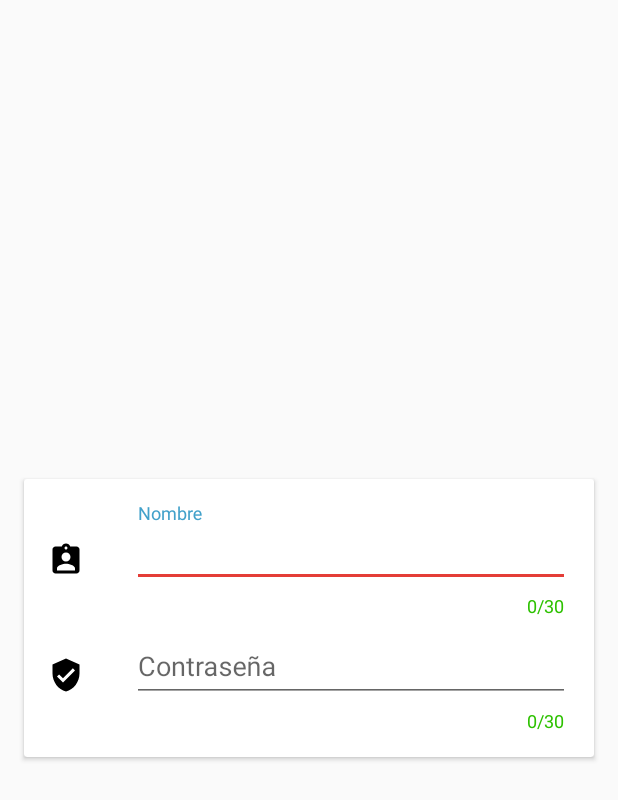
After one commit to MarcoCaballero/DesignMaterial, an Android app: the layout content_login.xml on its own in the app's theme, with its tools: preview values and no code run, on a phone screen of 412 x 824 dp. The commit adds this screen. Shown: the top 800 px of the screen. Run offline under Robolectric (Android 15) with nearby library versions, the phone set to English and light mode, and no system bars.

Commit message:
Implementado login y salto a Main

```diff
--- a/app/src/main/java/miliziandevelopers/mydesignmaterial/CardContentFragment.java
+++ b/app/src/main/java/miliziandevelopers/mydesignmaterial/CardContentFragment.java
@@ -168,6 +168,8 @@ public class CardContentFragment extends Fragment {
             ((MainActivity) getActivity()).reappearFloatingButton(this);
 
 
+
+
             // If we are becoming invisible, then...
             if (!isVisibleToUser) {
 
--- a/app/src/main/java/miliziandevelopers/mydesignmaterial/ListContentFragment.java
+++ b/app/src/main/java/miliziandevelopers/mydesignmaterial/ListContentFragment.java
@@ -38,6 +38,7 @@ public class ListContentFragment extends Fragment {
         recyclerView.setAdapter(adapter);
         recyclerView.setHasFixedSize(true);
         recyclerView.setLayoutManager(new LinearLayoutManager(getActivity()));
+
         return recyclerView;
     }
 
--- a/app/src/main/java/miliziandevelopers/mydesignmaterial/TileContentFragment.java
+++ b/app/src/main/java/miliziandevelopers/mydesignmaterial/TileContentFragment.java
@@ -40,6 +40,7 @@ public class TileContentFragment extends Fragment {
         int tilePadding = getResources().getDimensionPixelSize(R.dimen.tile_padding);
         recyclerView.setPadding(tilePadding, tilePadding, tilePadding, tilePadding);
         recyclerView.setLayoutManager(new GridLayoutManager(getActivity(), 2));
+
         return recyclerView;
     }
 
--- /dev/null
+++ b/app/src/main/res/drawable/ic_assignment_ind_black_24dp.xml
@@ -0,0 +1,9 @@
+<vector xmlns:android="http://schemas.android.com/apk/res/android"
+        android:width="24dp"
+        android:height="24dp"
+        android:viewportWidth="24.0"
+        android:viewportHeight="24.0">
+    <path
+        android:fillColor="#FF000000"
+        android:pathData="M19,3h-4.18C14.4,1.84 13.3,1 12,1c-1.3,0 -2.4,0.84 -2.82,2L5,3c-1.1,0 -2,0.9 -2,2v14c0,1.1 0.9,2 2,2h14c1.1,0 2,-0.9 2,-2L21,5c0,-1.1 -0.9,-2 -2,-2zM12,3c0.55,0 1,0.45 1,1s-0.45,1 -1,1 -1,-0.45 -1,-1 0.45,-1 1,-1zM12,7c1.66,0 3,1.34 3,3s-1.34,3 -3,3 -3,-1.34 -3,-3 1.34,-3 3,-3zM18,19L6,19v-1.4c0,-2 4,-3.1 6,-3.1s6,1.1 6,3.1L18,19z"/>
+</vector>
--- /dev/null
+++ b/app/src/main/res/drawable/ic_verified_user_black_24dp.xml
@@ -0,0 +1,9 @@
+<vector xmlns:android="http://schemas.android.com/apk/res/android"
+        android:width="24dp"
+        android:height="24dp"
+        android:viewportWidth="24.0"
+        android:viewportHeight="24.0">
+    <path
+        android:fillColor="#FF000000"
+        android:pathData="M12,1L3,5v6c0,5.55 3.84,10.74 9,12 5.16,-1.26 9,-6.45 9,-12L21,5l-9,-4zM10,17l-4,-4 1.41,-1.41L10,14.17l6.59,-6.59L18,9l-8,8z"/>
+</vector>
--- /dev/null
+++ b/app/src/main/res/layout/content_login.xml
@@ -0,0 +1,132 @@
+<?xml version="1.0" encoding="utf-8"?>
+
+<ScrollView xmlns:android="http://schemas.android.com/apk/res/android"
+    android:scrollbars="vertical"
+    android:layout_height="fill_parent"
+    android:layout_width="fill_parent">
+        <android.support.v7.widget.CardView xmlns:android="http://schemas.android.com/apk/res/android"
+            xmlns:app="http://schemas.android.com/apk/res-auto"
+            xmlns:tools="http://schemas.android.com/tools"
+            android:id="@+id/card_viewLogin"
+            android:layout_width="wrap_content"
+            android:layout_height="@dimen/card_image_height_login"
+            android:layout_gravity="center"
+
+            android:layout_marginTop="@dimen/md_keylines"
+            android:layout_marginBottom="@dimen/md_keylines"
+            android:layout_marginLeft="@dimen/md_keylines"
+            android:layout_marginRight="@dimen/md_keylines"
+            android:foreground="?attr/selectableItemBackground">
+            <RelativeLayout xmlns:android="http://schemas.android.com/apk/res/android"
+                xmlns:app="http://schemas.android.com/apk/res-auto"
+                xmlns:tools="http://schemas.android.com/tools"
+                android:id="@+id/content_login"
+                android:layout_width="match_parent"
+                android:layout_height="match_parent"
+                android:paddingBottom="@dimen/activity_vertical_margin"
+                android:paddingLeft="@dimen/activity_horizontal_margin"
+                android:paddingRight="@dimen/activity_horizontal_margin"
+                android:paddingTop="@dimen/activity_vertical_margin"
+                app:layout_behavior="@string/appbar_scrolling_view_behavior"
+                tools:context="miliziandevelopers.mydesignmaterial.LoginActivity"
+                tools:showIn="@layout/activity_login">
+
+
+                <LinearLayout
+                    android:id="@+id/area_nombre"
+                    android:layout_width="match_parent"
+                    android:layout_height="wrap_content"
+                    android:layout_alignParentTop="true"
+                    android:orientation="horizontal">
+
+
+
+                    <ImageView
+                        android:id="@+id/img_cliente"
+                        android:layout_width="wrap_content"
+                        android:layout_height="wrap_content"
+                        android:layout_gravity="center_vertical"
+                        android:src="@drawable/ic_assignment_ind_black_24dp" />
+
+                    <android.support.design.widget.TextInputLayout
+                        android:id="@+id/til_nombre"
+                        android:layout_width="match_parent"
+                        android:layout_height="wrap_content"
+                        android:layout_marginLeft="32dp"
+                        android:orientation="horizontal"
+
+                        app:counterEnabled="true"
+                        app:counterMaxLength="30"
+                        app:counterOverflowTextAppearance="@style/CounterOverFlow"
+                        app:counterTextAppearance="@style/Counter"
+                        app:hintTextAppearance="@style/Hint"
+                        app:errorEnabled="true">
+
+                        <EditText
+                            android:id="@+id/campo_nombre"
+                            android:layout_width="match_parent"
+                            android:layout_height="wrap_content"
+                            android:ems="10"
+                            android:hint="@string/hint_nombre"
+                            android:inputType="text"
+                            android:maxLines="1" />
+                    </android.support.design.widget.TextInputLayout>
+                </LinearLayout>
+
+                <LinearLayout
+                    android:id="@+id/area_telefono"
+                    android:layout_width="match_parent"
+                    android:layout_height="wrap_content"
+                    android:layout_below="@+id/area_nombre"
+                    android:orientation="horizontal">
+
+                    <ImageView
+                        android:id="@+id/img_correo"
+                        android:layout_width="wrap_content"
+                        android:layout_height="wrap_content"
+                        android:layout_gravity="center_vertical"
+                        android:src="@drawable/ic_verified_user_black_24dp" />
+
+                    <android.support.design.widget.TextInputLayout
+                        android:id="@+id/til_telefono"
+                        android:layout_width="match_parent"
+                        android:layout_height="wrap_content"
+                        android:layout_column="1"
+                        app:errorEnabled="true"
+                        app:counterEnabled="true"
+                        app:counterMaxLength="30"
+                        android:layout_marginLeft="32dp"
+                        app:counterOverflowTextAppearance="@style/CounterOverFlow"
+                        app:counterTextAppearance="@style/Counter"
+                        app:hintTextAppearance="@style/Hint"
+
+                        android:layout_row="2">
+
+                        <EditText
+                            android:id="@+id/campo_telefono"
+                            android:layout_width="match_parent"
+                            android:layout_height="wrap_content"
+                            android:ems="10"
+                            android:hint="@string/hint_passwd"
+                            android:inputType="phone" />
+                    </android.support.design.widget.TextInputLayout>
+                </LinearLayout>
+
+
+
+                <!-- Bottom Bar -->
+                <LinearLayout
+                    android:id="@+id/bottom_bar"
+                    android:layout_width="match_parent"
+                    android:layout_height="?attr/actionBarSize"
+                    android:layout_alignParentBottom="true"
+                    android:gravity="center_vertical"
+                    android:orientation="horizontal">
+
+
+                </LinearLayout>
+
+            </RelativeLayout>
+        </android.support.v7.widget.CardView>
+
+</ScrollView>
--- a/app/src/main/res/values-v21/styles.xml
+++ b/app/src/main/res/values-v21/styles.xml
@@ -1,5 +1,6 @@
 <?xml version="1.0" encoding="utf-8"?>
 <resources>
+
     <style name="AppTheme" parent="AppTheme.Base">
         <item name="android:windowDrawsSystemBarBackgrounds">true</item>
         <item name="android:statusBarColor">@android:color/transparent</item>
--- a/app/src/main/res/values/dimens.xml
+++ b/app/src/main/res/values/dimens.xml
@@ -40,4 +40,8 @@
     <dimen name="standard_55">55dp</dimen>
     <dimen name="standard_105">105dp</dimen>
     <dimen name="standard_155">155dp</dimen>
+    <dimen name="fab_margin">16dp</dimen>
+
+    <dimen name="card_height_login">500dp</dimen>
+    <dimen name="card_image_height_login">250dp</dimen>
 </resources>
--- a/app/src/main/res/values/strings.xml
+++ b/app/src/main/res/values/strings.xml
@@ -32,4 +32,9 @@
     <string name="realizar_venta">Realizar Venta</string>
     <string name="gr_ficos_informes">Gráficos/Informes</string>
     <string name="empleados">Empleados</string>
+    <string name="title_activity_login">PyministratorLog</string>
+    <string name="hint_nombre">Nombre</string>
+    <string name="hint_passwd">Contraseña</string>
+    <string name="accion_cancelar">Cancelar</string>
+    <string name="accion_aceptar">Aceptar</string>
 </resources>
--- a/app/src/main/res/values/styles.xml
+++ b/app/src/main/res/values/styles.xml
@@ -1,4 +1,3 @@
-
 <resources>
     <!-- Base application theme. -->
     <style name="AppTheme.Base" parent="Theme.AppCompat.Light.NoActionBar">
@@ -11,5 +10,26 @@
         <item name="colorAccent">@color/colorAccent</item>
         <!-- Blue -->
     </style>
+
     <style name="AppTheme" parent="AppTheme.Base"></style>
+
+    <style name="AppTheme.AppBarOverlay" parent="ThemeOverlay.AppCompat.Dark.ActionBar" />
+
+    <style name="AppTheme.PopupOverlay" parent="ThemeOverlay.AppCompat.Light" />
+    <style name="Error" parent="TextAppearance.AppCompat.Caption">
+        <item name="android:textColor">#ffe601</item>
+    </style>
+
+
+    <style name="Hint" parent="TextAppearance.Design.Hint">
+        <item name="android:textColor">@color/colorPrimary</item>
+    </style>
+
+    <style name="Counter" parent="TextAppearance.Design.Counter">
+        <item name="android:textColor">#2dc100</item>
+    </style>
+
+    <style name="CounterOverFlow" parent="TextAppearance.Design.Counter.Overflow">
+        <item name="android:textColor">#ff0000</item>
+    </style>
 </resources>
```
Also changed, not shown: app/src/main/AndroidManifest.xml (+20 -9 lines), app/src/main/java/miliziandevelopers/mydesignmaterial/LoginActivity.java (added, +127 -0 lines), app/src/main/java/miliziandevelopers/mydesignmaterial/MainActivity.java (+9 -4 lines), app/src/main/res/drawable/ic_cancel_black_24dp.xml (added, +9 -0 lines), app/src/main/res/drawable/ic_send_black_24dp.xml (added, +9 -0 lines), app/src/main/res/layout/activity_login.xml (added, +73 -0 lines), app/src/main/res/drawable-nodpi/bgmat.jpg (added), app/src/main/res/drawable/ic_user1.jpg (added), 2 other files.
